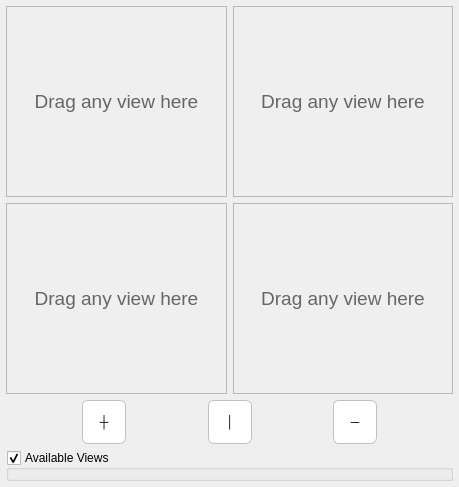
Above: aui/gui/views/ui/views.ui from argenortega/AUI before the change. Below: the same form after it.
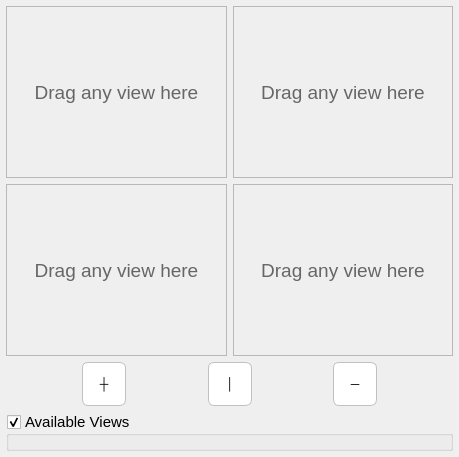
That is the form after the change. Custom widgets are drawn as their Qt base class.

```diff
--- a/aui/gui/views/ui/views.ui
+++ b/aui/gui/views/ui/views.ui
@@ -7,7 +7,7 @@
     <x>0</x>
     <y>0</y>
     <width>459</width>
-    <height>487</height>
+    <height>457</height>
    </rect>
   </property>
   <property name="sizePolicy">
@@ -37,18 +37,6 @@
    </property>
    <item>
     <widget class="QWidget" name="currentViews" native="true">
-     <property name="sizePolicy">
-      <sizepolicy hsizetype="MinimumExpanding" vsizetype="Preferred">
-       <horstretch>0</horstretch>
-       <verstretch>0</verstretch>
-      </sizepolicy>
-     </property>
-     <property name="sizeIncrement">
-      <size>
-       <width>4</width>
-       <height>4</height>
-      </size>
-     </property>
      <layout class="QGridLayout" name="currentViewsLayout">
       <property name="margin">
        <number>0</number>
@@ -434,7 +422,7 @@
    <item>
     <widget class="QGroupBox" name="viewsGroup">
      <property name="sizePolicy">
-      <sizepolicy hsizetype="Preferred" vsizetype="Minimum">
+      <sizepolicy hsizetype="Preferred" vsizetype="Maximum">
        <horstretch>0</horstretch>
        <verstretch>0</verstretch>
       </sizepolicy>
@@ -442,14 +430,13 @@
      <property name="minimumSize">
       <size>
        <width>0</width>
-       <height>0</height>
+       <height>30</height>
       </size>
      </property>
-     <property name="maximumSize">
-      <size>
-       <width>16777215</width>
-       <height>110</height>
-      </size>
+     <property name="font">
+      <font>
+       <pointsize>11</pointsize>
+      </font>
      </property>
      <property name="sizeIncrement">
       <size>
@@ -466,9 +453,6 @@
      <property name="title">
       <string>Available Views</string>
      </property>
-     <property name="flat">
-      <bool>true</bool>
-     </property>
      <property name="checkable">
       <bool>true</bool>
      </property>
@@ -487,21 +471,6 @@
           <verstretch>0</verstretch>
          </sizepolicy>
         </property>
-        <property name="minimumSize">
-         <size>
-          <width>0</width>
-          <height>0</height>
-         </size>
-        </property>
-        <property name="maximumSize">
-         <size>
-          <width>16777215</width>
-          <height>110</height>
-         </size>
-        </property>
-        <property name="mouseTracking">
-         <bool>false</bool>
-        </property>
         <property name="acceptDrops">
          <bool>true</bool>
         </property>
@@ -538,6 +507,12 @@
    <extends>QLabel</extends>
    <header>aui.utilities.DropView</header>
   </customwidget>
+  <customwidget>
+   <class>FocusGroupBox</class>
+   <extends>QGroupBox</extends>
+   <header>aui.mi.visual</header>
+   <container>1</container>
+  </customwidget>
  </customwidgets>
  <resources/>
  <connections>
```
Left out of the diff: 15 changed lines with no effect on the pictures.
